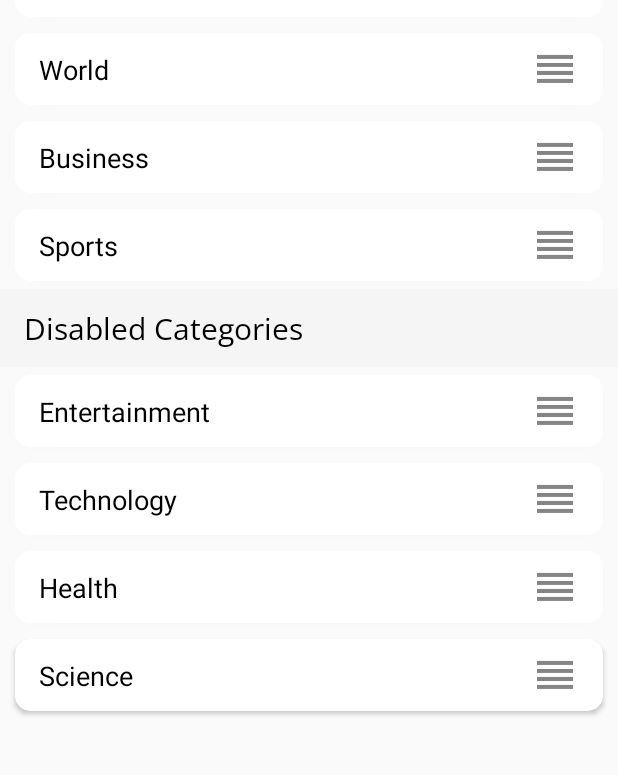
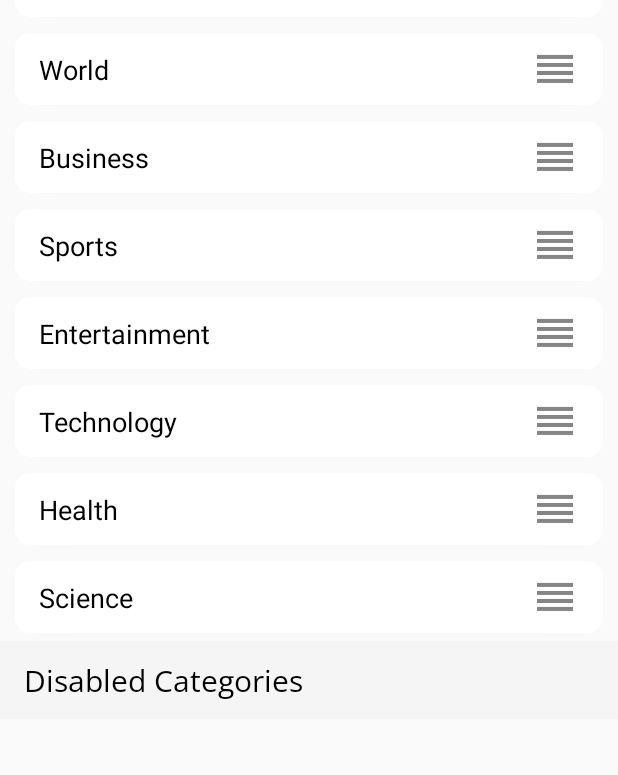
Before and after one commit to deepankar-np/NewsApp, an Android app: the screen it shows after launch (ManageHomeActivity), after a tap on "Manage Home", on a phone screen of 412 x 824 dp, the part 277-1052 px from its top. Run offline under Robolectric (Android 15) with nearby library versions, the phone set to English and light mode, and no system bars; our stand-ins replace Picasso, Room's generated code, RxJava; network calls fail; pictures from the network do not load; Roboto replaces fonts that are not available here; 1 statement that could not run was skipped; 1 other tap on this screen came first.

Commit message:
minor code refactor

```diff
--- a/app/src/main/java/com/deepankar/newsapp/db/NewsCategoryData.java
+++ b/app/src/main/java/com/deepankar/newsapp/db/NewsCategoryData.java
@@ -14,11 +14,11 @@ public class NewsCategoryData {
             add(new NewsCategory(R.string.action_world, null, null, false,true, 2));
             add(new NewsCategory(R.string.action_business, "in", "business", false,true, 3));
             add(new NewsCategory(R.string.action_sports, "in", "sports",false, true, 4));
-            add(new NewsCategory(-1, "", null, true,false, 5));
-            add(new NewsCategory(R.string.action_entertainment, "in", "entertainment", false,true, 6));
-            add(new NewsCategory(R.string.action_technology, "in", "technology", false,false, 7));
-            add(new NewsCategory(R.string.action_health, "in", "health", false,true, 8));
-            add(new NewsCategory(R.string.action_science, "in", "science", false,true, 9));
+            add(new NewsCategory(R.string.action_entertainment, "in", "entertainment", false,true, 5));
+            add(new NewsCategory(R.string.action_technology, "in", "technology", false,true, 6));
+            add(new NewsCategory(R.string.action_health, "in", "health", false,true, 7));
+            add(new NewsCategory(R.string.action_science, "in", "science", false,true, 8));
+            add(new NewsCategory(-1, "", null, true,false, 9));
         }
     };
 
--- a/app/src/main/java/com/deepankar/newsapp/presenter/MainActivityPresenter.java
+++ b/app/src/main/java/com/deepankar/newsapp/presenter/MainActivityPresenter.java
@@ -31,35 +31,16 @@ public class MainActivityPresenter implements MainActivityContract.Presenter {
 
     @Override
     public void addHeadlinesFragments() {
-//        view.addHeadlinesFragmentToAdapter(new HeadlinesFragment("in", null), R.string.action_india);
-//        view.addHeadlinesFragmentToAdapter(new HeadlinesFragment(null, null), R.string.action_world);
-//        view.addHeadlinesFragmentToAdapter(new HeadlinesFragment("in", "business"), R.string.action_business);
-//        view.addHeadlinesFragmentToAdapter(new HeadlinesFragment("in", "entertainment"), R.string.action_entertainment);
-//        view.addHeadlinesFragmentToAdapter(new HeadlinesFragment("in", "health"), R.string.action_health);
-//        view.addHeadlinesFragmentToAdapter(new HeadlinesFragment("in", "science"), R.string.action_science);
-//        view.addHeadlinesFragmentToAdapter(new HeadlinesFragment("in", "sports"), R.string.action_sports);
-//        view.addHeadlinesFragmentToAdapter(new HeadlinesFragment("in", "technology"), R.string.action_technology);
         final NewsCategoryDao dao = database.getNewsCategoryDao();
         List<NewsCategory> newsCategories = dao.getEnabledNewsCategories();
+        if (newsCategories.size() == 0) {
+            NewsCategoryData newsCategoryData = new NewsCategoryData();
+            newsCategories = newsCategoryData.getNewsCategoryList();
+        }
         for (NewsCategory newsCategory : newsCategories) {
-            if (newsCategory.getNameId() != -1) {
+            if (newsCategory.getNameId() != -1 && newsCategory.isEnabled()) {
                 view.addHeadlinesFragmentToAdapter(new HeadlinesFragment(newsCategory.getCountry(), newsCategory.getCategory(), newsCategory.getSequence()), newsCategory.getNameId());
             }
         }
-//                .observeOn(AndroidSchedulers.mainThread())
-//                .subscribeOn(Schedulers.io())
-//                .subscribe(new Consumer<List<NewsCategory>>() {
-//                    @Override
-//                    public void accept(List<NewsCategory> newsCategories) {
-//                        if (newsCategories.size() > 0) {
-//                            for (NewsCategory newsCategory :
-//                                    newsCategories) {
-//                                if (newsCategory.getNameId() != -1) {
-//                                    view.addHeadlinesFragmentToAdapter(new HeadlinesFragment(newsCategory.getCountry(), newsCategory.getCategory()), newsCategory.getNameId());
-//                                }
-//                            }
-//                        }
-//                    }
-//                });
     }
 }
--- a/app/src/main/res/layout/fragment_headlines.xml
+++ b/app/src/main/res/layout/fragment_headlines.xml
@@ -13,7 +13,8 @@
         <androidx.recyclerview.widget.RecyclerView
             android:id="@+id/rv_news"
             android:layout_width="match_parent"
-            android:layout_height="match_parent" />
+            android:layout_height="match_parent"
+            android:layout_marginTop="50dp"/>
     </LinearLayout>
 
     <ProgressBar
```
Also changed, not shown: app/src/main/java/com/deepankar/newsapp/presenter/HeadlinesFragmentPresenter.java (+0 -8 lines), app/src/main/java/com/deepankar/newsapp/presenter/MainTabsFragmentPresenter.java (+0 -23 lines).
